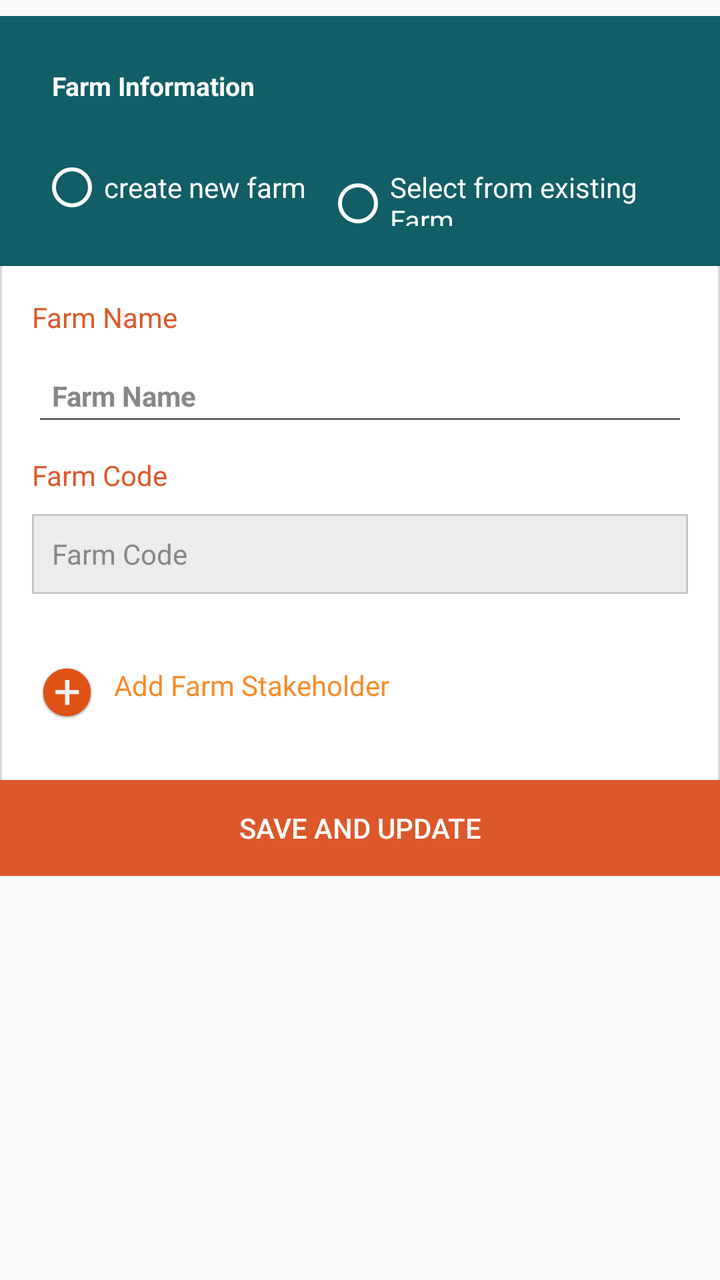
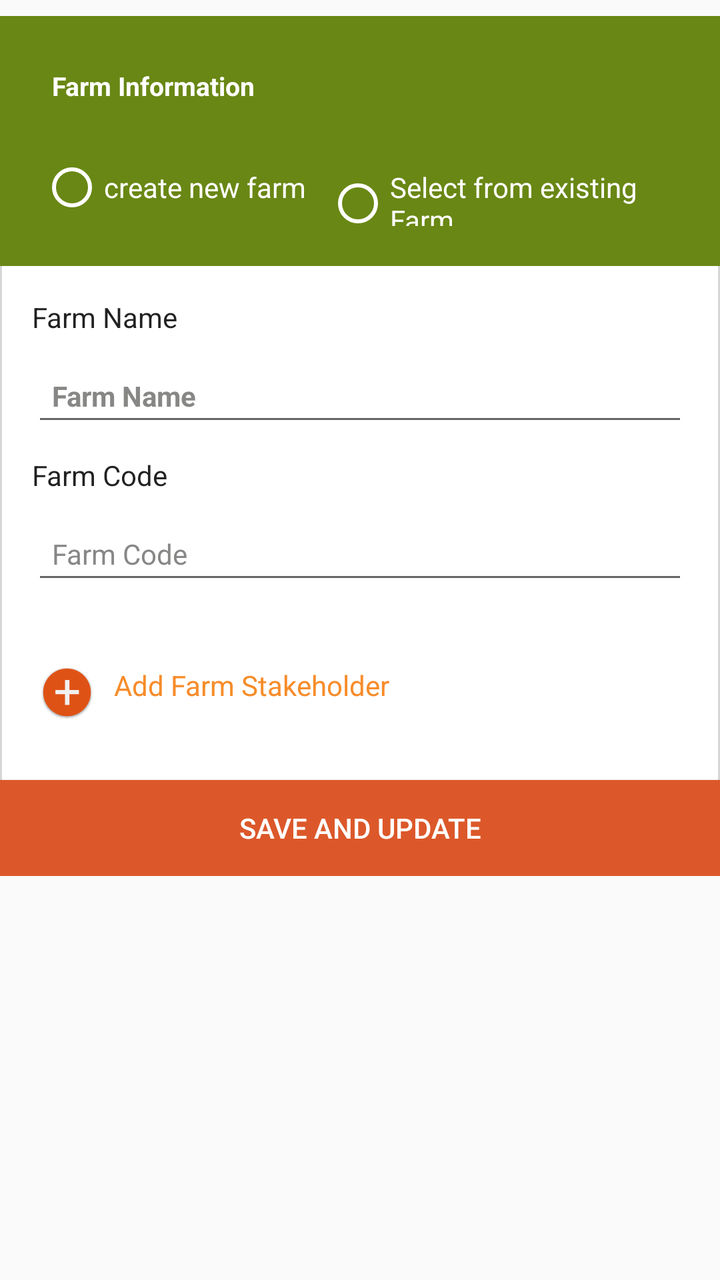

Before-and-after screenshots of an Android layout around one commit, followed by the original layout XML and the change that was made.
<!-- AndroidManifest.xml: application theme AppCompactTheme -->
<!-- res/layout/activity_update_multifarm.xml -->
<?xml version="1.0" encoding="utf-8"?>
<ScrollView
    android:layout_width="match_parent"
    xmlns:android="http://schemas.android.com/apk/res/android"
    android:layout_height="match_parent">
    <LinearLayout
        android:id="@+id/farmInformationLayout"
        android:layout_width="match_parent"
        android:layout_height="match_parent"
        android:background="@drawable/border_white_background"
        android:layout_marginTop="@dimen/ofis_med_pad"
        android:orientation="vertical">


    <LinearLayout
        android:id="@+id/updateFarmLayout"
        android:layout_width="match_parent"
        android:layout_height="wrap_content"
        android:background="@color/ofis_home_screen_actions_background"
        android:padding="@dimen/margin_10"
        android:orientation="vertical">

        <TextView
            android:layout_width="wrap_content"
            android:layout_height="wrap_content"
            android:layout_margin="@dimen/activity_horizontal_margin"
            android:layout_marginBottom="@dimen/ofis_med_pad"
            android:text="@string/farm_information"
            android:textColor="@color/ofis_base_font_white"
            android:textSize="@dimen/ofis_small_text"
            android:textStyle="bold" />


        <RadioGroup
            android:id="@+id/farmRadioGroup"
            android:layout_width="wrap_content"
            android:orientation="horizontal"
            android:layout_margin="@dimen/margin_10"
            android:layout_above="@+id/newFarmLayout"
            android:layout_height="wrap_content">

            <RadioButton
                android:id="@+id/newFarmRadioButton"
                android:layout_width="wrap_content"
                android:text="@string/create_new_farm"
                android:buttonTint="@color/white"
                android:textColor="@color/ofis_base_font_white"
                android:layout_height="wrap_content"/>
            <RadioButton
                android:id="@+id/existingFarmRadioButton"
                android:layout_width="wrap_content"
                android:text="@string/select_from_existing_farm"
                android:buttonTint="@color/white"
                android:textColor="@color/ofis_base_font_white"
                android:layout_marginLeft="@dimen/margin_10"
                android:layout_height="wrap_content"/>

        </RadioGroup>

    </LinearLayout>

        <LinearLayout
            android:id="@+id/newFarmLayout"
            android:layout_below="@+id/updateFarmLayout"
            android:orientation="vertical"
            android:layout_margin="@dimen/activity_horizontal_margin"
            android:layout_width="match_parent"
            android:layout_height="wrap_content">

            <TextView
                android:text="@string/farm_name"
                android:layout_width="match_parent"
                android:textColor="@color/btn_secondary_background"
                android:layout_height="wrap_content"/>

            <EditText
                android:layout_width="match_parent"
                android:layout_height="40dp"
                android:inputType="textCapWords"
                android:padding="@dimen/margin_10"
                android:layout_marginTop="@dimen/margin_10"
                android:id="@+id/farmNameEdittext"
                android:textColor="@color/btn_secondary_background"
                android:textStyle="bold"
                android:textSize="@dimen/ofis_input_field_text"
                android:hint="@string/farm_name"
                android:maxLength="100"
                android:digits="ABCDEFGHIJKLMNOPQRSTUVWX1Z1234567890abcdefghijklmnopqrstuvwxyz.,\/'-_ "
                android:textColorHint="@color/icon_grey_palette_2"
                android:layout_marginBottom="@dimen/ofis_input_field_bottom_margin"/>

            <TextView
                android:text="@string/farm_code"
                android:layout_width="match_parent"
                android:textColor="@color/btn_secondary_background"
                android:layout_height="wrap_content"/>
            <EditText
                android:layout_width="match_parent"
                android:layout_height="40dp"
                android:inputType="textCapWords"
                android:padding="@dimen/margin_10"
                android:layout_marginTop="@dimen/margin_10"
                android:id="@+id/farmCodeEdittext"
                android:textColor="@color/btn_secondary_background"
                android:focusable="false"
                android:textSize="@dimen/ofis_input_field_text"
                android:hint="@string/farm_code"
                android:textColorHint="@color/icon_grey_palette_2"
                android:background="@drawable/farm_code_selected_edittext"
                android:layout_marginBottom="@dimen/ofis_input_field_bottom_margin"/>

        </LinearLayout>

        <LinearLayout
            android:id="@+id/stakeholderPart"
            android:orientation="vertical"
            android:layout_below="@+id/newFarmLayout"
            android:layout_margin="@dimen/margin_10"
            android:layout_width="match_parent"
            android:layout_height="wrap_content">


            <LinearLayout
                android:id="@+id/addFarmerRoleLayout"
                android:layout_width="match_parent"
                android:layout_height="wrap_content"
                android:orientation="horizontal">
                <ImageView
                    android:id="@+id/addRoleTV"
                    android:layout_width="27dp"
                    android:layout_height="27dp"
                    android:src="@drawable/ic_ofis_add"
                    android:layout_marginLeft="@dimen/margin_10"
                    android:background="@android:color/transparent"
                    android:contentDescription="@string/Add" />

                <TextView
                    android:text="@string/add_stakeholder"
                    android:textColor="@color/btnColorThird"
                    android:layout_width="wrap_content"
                    android:layout_marginLeft="@dimen/margin_10"
                    android:background="@android:color/transparent"
                    android:layout_height="wrap_content"/>
            </LinearLayout>

            <LinearLayout
                android:layout_width="match_parent"
                android:layout_height="wrap_content"
                android:orientation="vertical"
                android:animateLayoutChanges="true"
                android:layout_weight="1"
                android:layout_margin="@dimen/margin_10"
                android:id="@+id/farmStakeholderLayout">
            </LinearLayout>


        </LinearLayout>


    <Button
        android:layout_width="match_parent"
        android:layout_height="wrap_content"
        android:id="@+id/saveButton"
        android:layout_alignParentBottom="true"
        android:background="@color/btn_primary_background"
        android:text="Save and Update"
        android:textColor="@color/ofis_base_font_white"
        android:paddingLeft="15dp"
        android:paddingRight="15dp"/>

    </LinearLayout>
    
</ScrollView>
<!-- resources referenced by this layout -->
<resources>
  <color name="btnColorThird">#f78c2a</color>
  <color name="btn_primary_background">#dc582a</color>
  <color name="btn_secondary_background">#dc582a</color>
  <color name="icon_grey_palette_2">#878786</color>
  <color name="ofis_base_font_white">#ffffff</color>
  <color name="ofis_home_screen_actions_background">#115e67</color>
  <color name="white">#FFFFFF</color>
  <dimen name="activity_horizontal_margin">16dp</dimen>
  <dimen name="margin_10">10dp</dimen>
  <dimen name="ofis_input_field_bottom_margin">10dp</dimen>
  <dimen name="ofis_input_field_text">14sp</dimen>
  <dimen name="ofis_med_pad">8dp</dimen>
  <dimen name="ofis_small_text">13sp</dimen>
  <!-- drawable border_white_background (drawable) -->
  <?xml version="1.0" encoding="utf-8"?>
  <shape xmlns:android="http://schemas.android.com/apk/res/android" android:shape="rectangle">
      <solid android:color="@color/ofis_base_font_white" />
      <stroke
          android:width="1dip"
          android:color="@color/ofis_input_field_separator" />
  </shape>
  <!-- drawable farm_code_selected_edittext (drawable) -->
  <?xml version="1.0" encoding="UTF-8"?>
  <shape xmlns:android="http://schemas.android.com/apk/res/android">
      <solid android:color="#ECECEC"/>
  
      <stroke android:width="1dp"
          android:color="#C6C6C5" />
  
      <padding android:left="1dp"
          android:top="1dp"
          android:right="1dp"
          android:bottom="1dp" />
  
  </shape>
  <string name="Add">Add</string>
  <string name="add_stakeholder">Add Farm Stakeholder</string>
  <string name="create_new_farm">create new farm</string>
  <string name="farm_code">Farm Code</string>
  <string name="farm_information">Farm Information</string>
  <string name="farm_name">Farm Name</string>
  <string name="select_from_existing_farm">Select from existing Farm</string>
  <style name="AppCompactTheme" parent="Theme.AppCompat.Light">
          
          <item name="spinnerStyle">@android:style/Widget.Holo.Light.Spinner</item>
          <item name="android:spinnerItemStyle">@style/SpinnerItem</item>
          <item name="spinnerDropDownItemStyle">@style/SpinnerItem.DropDownItem</item>
          <item name="dropDownListViewStyle">@style/StandardSpinner</item>
  
          <item name="actionBarStyle">@style/AppTheme.ActionBarStyle</item>
          <item name="android:splitMotionEvents">false</item>
          <item name="android:windowEnableSplitTouch">false</item>
  
      </style>
  <color name="ofis_input_field_separator">#26000000</color>
  <style name="SpinnerItem" parent="Widget.AppCompat.TextView.SpinnerItem">
          <item name="android:textColor">@color/ofis_base_font_white</item>
          <item name="android:textSize">@dimen/ofis_spinner_text</item>
      </style>
  <style name="SpinnerItem.DropDownItem" parent="Widget.AppCompat.Light.DropDownItem.Spinner">
          <item name="android:textColor">@color/ofis_text_field</item>
          <item name="background">@color/ofis_spinner_item_background</item>
      </style>
  <style name="StandardSpinner" parent="Widget.AppCompat.ListView.DropDown">
          <item name="android:dividerHeight">@dimen/ofis_spinner_itemseparator</item>
          <item name="divider">@color/ofis_spinner_divider</item>
      </style>
  <style name="AppTheme.ActionBarStyle" parent="Theme.AppCompat.Light">
          <item name="titleTextStyle">@style/AppTheme.ActionBar.TitleTextStyle</item>
      </style>
  <dimen name="ofis_spinner_text">14sp</dimen>
  <color name="ofis_text_field">#DE000000</color>
  <color name="ofis_spinner_item_background">@color/ofis_actionbar_background</color>
  <dimen name="ofis_spinner_itemseparator">1dp</dimen>
  <color name="ofis_spinner_divider">#ff333333</color>
  <style name="AppTheme.ActionBar.TitleTextStyle" parent="android:TextAppearance">
          <item name="android:textSize">@dimen/ofis_large_text</item>
          <item name="android:textStyle">bold</item>
      </style>
  <color name="ofis_actionbar_background">#dddddd</color>
  <dimen name="ofis_large_text">17sp</dimen>
  <!-- unchanged entries left out for length: 1 -->
</resources>

<!-- the commit's change to res/layout/activity_update_multifarm.xml (unified diff, before → after) -->
@@ -16,7 +16,7 @@
         android:id="@+id/updateFarmLayout"
         android:layout_width="match_parent"
         android:layout_height="wrap_content"
-        android:background="@color/ofis_home_screen_actions_background"
+        android:background="@color/ofis_farmer_screen_actions_background"
         android:padding="@dimen/margin_10"
         android:orientation="vertical">
 
@@ -70,7 +70,7 @@
             <TextView
                 android:text="@string/farm_name"
                 android:layout_width="match_parent"
-                android:textColor="@color/btn_secondary_background"
+                android:textColor="@color/ofis_text_field"
                 android:layout_height="wrap_content"/>
 
             <EditText
@@ -80,19 +80,19 @@
                 android:padding="@dimen/margin_10"
                 android:layout_marginTop="@dimen/margin_10"
                 android:id="@+id/farmNameEdittext"
-                android:textColor="@color/btn_secondary_background"
+                android:textColor="@color/ofis_text_field"
                 android:textStyle="bold"
                 android:textSize="@dimen/ofis_input_field_text"
                 android:hint="@string/farm_name"
                 android:maxLength="100"
-                android:digits="ABCDEFGHIJKLMNOPQRSTUVWX1Z1234567890abcdefghijklmnopqrstuvwxyz.,\/'-_ "
+                android:digits="ABCDEFGHIJKLMNOPQRSTUVWX1Z1234567890abcdefghijklmnopqrstuvwxyz.,/'-_ \\"
                 android:textColorHint="@color/icon_grey_palette_2"
                 android:layout_marginBottom="@dimen/ofis_input_field_bottom_margin"/>
 
             <TextView
                 android:text="@string/farm_code"
                 android:layout_width="match_parent"
-                android:textColor="@color/btn_secondary_background"
+                android:textColor="@color/ofis_text_field"
                 android:layout_height="wrap_content"/>
             <EditText
                 android:layout_width="match_parent"
@@ -101,12 +101,11 @@
                 android:padding="@dimen/margin_10"
                 android:layout_marginTop="@dimen/margin_10"
                 android:id="@+id/farmCodeEdittext"
-                android:textColor="@color/btn_secondary_background"
+                android:textColor="@color/ofis_text_field"
                 android:focusable="false"
                 android:textSize="@dimen/ofis_input_field_text"
                 android:hint="@string/farm_code"
                 android:textColorHint="@color/icon_grey_palette_2"
-                android:background="@drawable/farm_code_selected_edittext"
                 android:layout_marginBottom="@dimen/ofis_input_field_bottom_margin"/>
 
         </LinearLayout>
<!-- resource entries referenced after the edit -->
@@ -2,10 +2,9 @@
 <resources>
   <color name="btnColorThird">#f78c2a</color>
   <color name="btn_primary_background">#dc582a</color>
-  <color name="btn_secondary_background">#dc582a</color>
   <color name="icon_grey_palette_2">#878786</color>
   <color name="ofis_base_font_white">#ffffff</color>
-  <color name="ofis_home_screen_actions_background">#115e67</color>
+  <color name="ofis_farmer_screen_actions_background">#698714</color>
   <color name="white">#FFFFFF</color>
   <dimen name="activity_horizontal_margin">16dp</dimen>
   <dimen name="margin_10">10dp</dimen>
@@ -20,20 +19,6 @@
       <stroke
           android:width="1dip"
           android:color="@color/ofis_input_field_separator" />
-  </shape>
-  <!-- drawable farm_code_selected_edittext (drawable) -->
-  <?xml version="1.0" encoding="UTF-8"?>
-  <shape xmlns:android="http://schemas.android.com/apk/res/android">
-      <solid android:color="#ECECEC"/>
-  
-      <stroke android:width="1dp"
-          android:color="#C6C6C5" />
-  
-      <padding android:left="1dp"
-          android:top="1dp"
-          android:right="1dp"
-          android:bottom="1dp" />
-  
   </shape>
   <string name="Add">Add</string>
   <string name="add_stakeholder">Add Farm Stakeholder</string>
